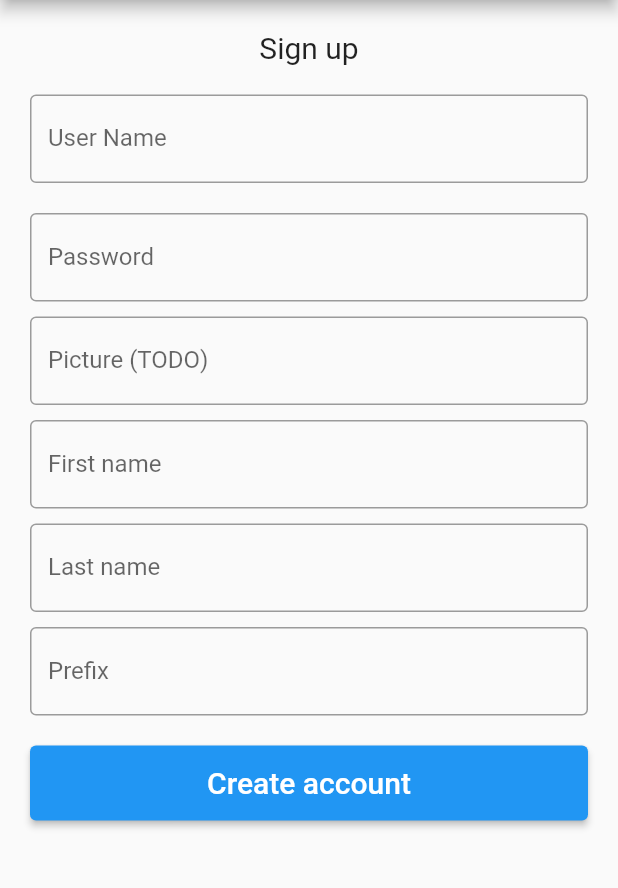
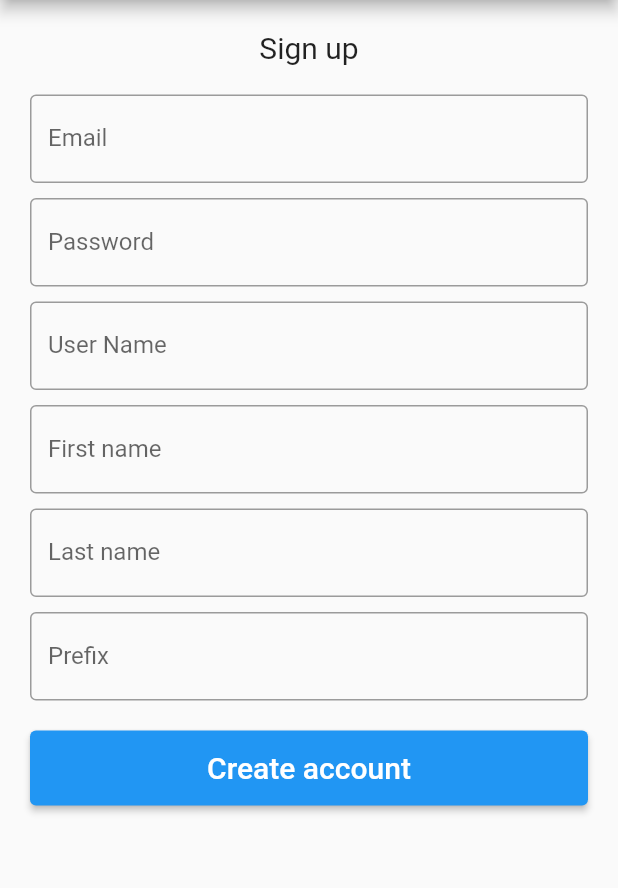
Before and after one commit to ArieBisfki/hva_ivse1_project_mobile, a Flutter app: the screen it shows after launch, after a tap on "Login", after a tap on "sign up", on a phone screen of 412 x 824 dp, the part 84-972 px from its top. Run offline on Flutter 3.47's test engine with Material 2 defaults, Android fonts, the phone set to English and light mode, and no system bars; our stand-ins replace bloc, equatable, flutter_bloc, flutter_secure_storage, flutter_slidable, flutter_speed_dial and 3 more; missing offline and left inert: http_interceptor; accounts and stored records are empty; statements that could not run were skipped.

Commit message:
auth progress, costum textfield widget

```diff
--- /dev/null
+++ b/lib/common/widget/textfield.dart
@@ -0,0 +1,28 @@
+import 'package:flutter/material.dart';
+
+class CostumTextField extends StatelessWidget {
+  const CostumTextField(
+      {Key? key,
+      required this.controller,
+      required this.validate,
+      required this.text})
+      : super(key: key);
+
+  final TextEditingController controller;
+  final bool validate;
+  final String text;
+  @override
+  Widget build(BuildContext context) {
+    return Container(
+      padding: EdgeInsets.fromLTRB(10, 10, 10, 0),
+      child: TextField(
+        controller: controller,
+        decoration: InputDecoration(
+          border: OutlineInputBorder(),
+          labelText: text,
+          errorText: validate ? 'Value Can\'t Be Empty' : null,
+        ),
+      ),
+    );
+  }
+}
--- a/lib/feature/calender/ui/calendar_overview.dart
+++ b/lib/feature/calender/ui/calendar_overview.dart
@@ -20,7 +20,6 @@ class Calendar extends StatefulWidget {
 // TODO write tests
 // TODO improve code?
 // TODO think about security
-// TODO focus day isnt today
 
 class _State extends State<Calendar> {
   late ValueNotifier<List<WorkoutLog>> _selectedWorkouts;
@@ -29,7 +28,7 @@ class _State extends State<Calendar> {
   CalendarFormat _calendarFormat = CalendarFormat.month;
   RangeSelectionMode _rangeSelectionMode = RangeSelectionMode
       .toggledOff; // Can be toggled on/off by longpressing a date
-  DateTime _focusedDay = DateTime.now(); // TODO doesnt give today
+  DateTime _focusedDay = DateTime.now();
   DateTime? _selectedDay;
   DateTime? _rangeStart;
   DateTime? _rangeEnd;
@@ -254,6 +253,7 @@ class _State extends State<Calendar> {
                     )
                   : SizedBox(),
               body: Column(
+                // TODO overflowing?
                 children: [
                   TableCalendar<WorkoutLog>(
                     firstDay: DateTime.utc(2010, 1, 1),
--- a/lib/feature/login/ui/login_screen.dart
+++ b/lib/feature/login/ui/login_screen.dart
@@ -24,13 +24,14 @@ class _LoginScreenState extends State<LoginScreen> {
 
     String token = storage.read(key: "accessToken").toString();
 
-    if (true) {
+    if (token.isNotEmpty) {
       //if (token.isEmpty) {
-      api.login("arie_bisfki@live.nl", "Yeetyeet1!");
+      api.login("kai", "Yeetyeet1!");
     } else {
-      //api.login(token);
+      api.loginWithToken(token);
     }
 
+    //TODO add login = true argument to remove "dont have an account"
     Navigator.popAndPushNamed(context, "/landing");
   }
 
@@ -42,8 +43,11 @@ class _LoginScreenState extends State<LoginScreen> {
           title: Text('Gymlife'),
           automaticallyImplyLeading: false,
         ),
-        body: Padding(
-            padding: EdgeInsets.all(10),
+        body: Container(
+          child: Column(children: [
+            Expanded(
+              child: Padding(
+                padding: EdgeInsets.fromLTRB(16, 8, 16, 8),
                 child: ListView(
                   children: <Widget>[
                     Container(
@@ -125,11 +129,16 @@ class _LoginScreenState extends State<LoginScreen> {
                       ],
                       mainAxisAlignment: MainAxisAlignment.center,
                     )),
-                SizedBox(
-                  height: MediaQuery.of(context).size.height * 0.35,
+                  ],
                 ),
-                TextButton(
+              ),
+            ),
+            Align(
+              alignment: Alignment.bottomCenter,
+              child: TextButton(
                 style: ButtonStyle(
+                  padding:
+                      MaterialStateProperty.all<EdgeInsets>(EdgeInsets.all(10)),
                   foregroundColor:
                       MaterialStateProperty.all<Color>(Colors.blue),
                 ),
@@ -141,7 +150,8 @@ class _LoginScreenState extends State<LoginScreen> {
                   style: TextStyle(color: Colors.blue),
                 ),
               ),
-              ],
-            )));
+            ),
+          ]),
+        ));
   }
 }
--- a/lib/feature/login/ui/signup_screen.dart
+++ b/lib/feature/login/ui/signup_screen.dart
@@ -1,4 +1,5 @@
 import 'package:flutter/material.dart';
+import 'package:ivse1_gymlife/common/widget/textfield.dart';
 import 'package:ivse1_gymlife/feature/login/recources/real_api.dart';
 
 class SignUpScreen extends StatefulWidget {
@@ -11,6 +12,7 @@ class SignUpScreen extends StatefulWidget {
 class _SignUpScreenState extends State<SignUpScreen> {
   TextEditingController nameController = TextEditingController();
   TextEditingController passwordController = TextEditingController();
+  TextEditingController emailController = TextEditingController();
   TextEditingController firstnameController = TextEditingController();
   TextEditingController lastnameController = TextEditingController();
   TextEditingController prefixController = TextEditingController();
@@ -20,18 +22,20 @@ class _SignUpScreenState extends State<SignUpScreen> {
   register() {
     RealApi api = new RealApi();
 
+    // TODO retrieve values from text controllers
+
     if (nameController.text.isNotEmpty &&
         passwordController.text.isNotEmpty &&
+        emailController.text.isNotEmpty &&
         firstnameController.text.isNotEmpty &&
         lastnameController.text.isNotEmpty) {
       api.register(
-        // TODO retrieve values from text controllers
-        "arie_bisfki@live.nl",
+        "kai",
         "Yeetyeet1!",
-        'images/bench.jpg',
+        "kaivandenbroek@hotmail.com",
         "Arnold",
-        "S",
-        "",
+        "Terminator",
+        "the",
       );
       Navigator.popAndPushNamed(context, "/landing");
       ScaffoldMessenger.of(context).showSnackBar(SnackBar(
@@ -60,75 +64,30 @@ class _SignUpScreenState extends State<SignUpScreen> {
                       'Sign up',
                       style: TextStyle(fontSize: 20),
                     )),
-                Container(
-                  padding: EdgeInsets.all(10),
-                  child: TextField(
+                CostumTextField(
                     controller: nameController,
-                    decoration: InputDecoration(
-                      border: OutlineInputBorder(),
-                      labelText: 'User Name',
-                      errorText: _validate ? 'Value Can\'t Be Empty' : null,
-                    ),
-                  ),
-                ),
-                Container(
-                  padding: EdgeInsets.fromLTRB(10, 10, 10, 0),
-                  child: TextField(
-                    obscureText: true,
+                    validate: _validate,
+                    text: 'Email'),
+                CostumTextField(
                     controller: passwordController,
-                    decoration: InputDecoration(
-                      border: OutlineInputBorder(),
-                      labelText: 'Password',
-                      errorText: _validate ? 'Value Can\'t Be Empty' : null,
-                    ),
-                  ),
-                ),
-                Container(
-                  padding: EdgeInsets.fromLTRB(10, 10, 10, 0),
-                  child: TextField(
-                    obscureText: true,
-                    //controller: passwordController,
-                    decoration: InputDecoration(
-                      border: OutlineInputBorder(),
-                      labelText: 'Picture (TODO)',
-                    ),
-                  ),
-                ),
-                Container(
-                  padding: EdgeInsets.fromLTRB(10, 10, 10, 0),
-                  child: TextField(
-                    obscureText: true,
+                    validate: _validate,
+                    text: 'Password'),
+                CostumTextField(
+                    controller: emailController,
+                    validate: _validate,
+                    text: 'User Name'),
+                CostumTextField(
                     controller: firstnameController,
-                    decoration: InputDecoration(
-                      border: OutlineInputBorder(),
-                      labelText: 'First name',
-                      errorText: _validate ? 'Value Can\'t Be Empty' : null,
-                    ),
-                  ),
-                ),
-                Container(
-                  padding: EdgeInsets.fromLTRB(10, 10, 10, 0),
-                  child: TextField(
-                    obscureText: true,
+                    validate: _validate,
+                    text: 'First name'),
+                CostumTextField(
                     controller: lastnameController,
-                    decoration: InputDecoration(
-                      border: OutlineInputBorder(),
-                      labelText: 'Last name',
-                      errorText: _validate ? 'Value Can\'t Be Empty' : null,
-                    ),
-                  ),
-                ),
-                Container(
-                  padding: EdgeInsets.fromLTRB(10, 10, 10, 0),
-                  child: TextField(
-                    obscureText: true,
+                    validate: _validate,
+                    text: 'Last name'),
+                CostumTextField(
                     controller: prefixController,
-                    decoration: InputDecoration(
-                      border: OutlineInputBorder(),
-                      labelText: 'Prefix',
-                    ),
-                  ),
-                ),
+                    validate: _validate,
+                    text: 'Prefix'),
                 Container(
                     height: 70,
                     padding: EdgeInsets.fromLTRB(10, 20, 10, 0),
--- a/pubspec.yaml
+++ b/pubspec.yaml
@@ -31,6 +31,7 @@ dependencies:
   flutter_bloc: ^7.3.0
   sqflite: ^2.0.0+4
   path: ^1.8.0
+  http_interceptor: ^1.0.1
 
   # The following adds the Cupertino Icons font to your application.
   # Use with the CupertinoIcons class for iOS style icons.
@@ -57,8 +58,8 @@ flutter:
   #   - images/a_dot_burr.jpeg
   #   - images/a_dot_ham.jpeg
   assets:
-     - images/bench.jpg
-     - images/deadlift.jpg
+    - images/bench.jpg
+    - images/deadlift.jpg
   # An image asset can refer to one or more resolution-specific "variants", see
   # https://flutter.dev/assets-and-images/#resolution-aware.
 
```
Also changed, not shown: lib/feature/login/recources/api.dart (+6 -2 lines), lib/feature/login/recources/real_api.dart (+70 -50 lines), pubspec.lock. Lines whose indentation alone changed are shown as unchanged.
